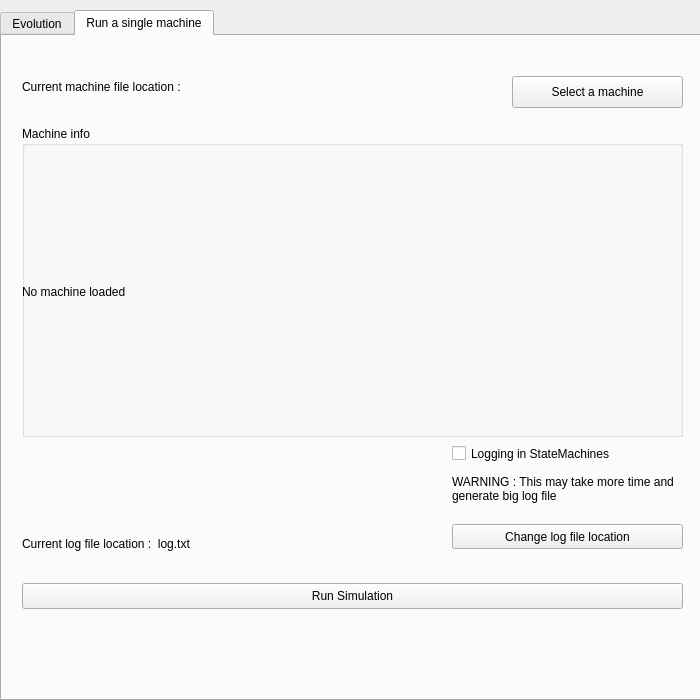
This is MegaMachineEvolution/GUI/parameterwindow.ui in IxSysTech/heigvd-pro-b-13 as Qt 5 draws it before an edit. The edited form follows.
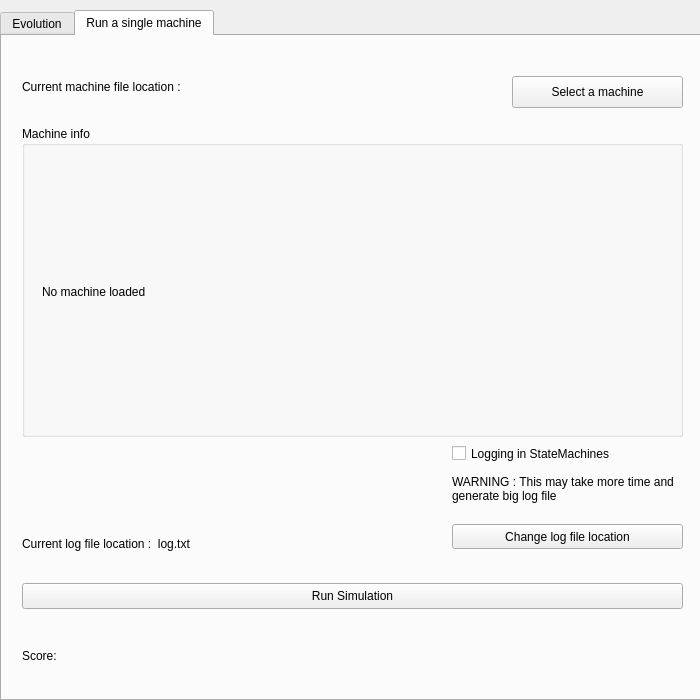
This is the edited form. The open tabs and pages were chosen to show the change.

Commit message: Score result on single machine run

```diff
--- a/MegaMachineEvolution/GUI/parameterwindow.ui
+++ b/MegaMachineEvolution/GUI/parameterwindow.ui
@@ -741,9 +741,9 @@
       <widget class="QLabel" name="lblStateImportInfo">
        <property name="geometry">
         <rect>
-         <x>0</x>
+         <x>20</x>
          <y>20</y>
-         <width>661</width>
+         <width>631</width>
          <height>291</height>
         </rect>
        </property>
@@ -752,6 +752,19 @@
        </property>
       </widget>
      </widget>
+     <widget class="QLabel" name="lblScore">
+      <property name="geometry">
+       <rect>
+        <x>20</x>
+        <y>610</y>
+        <width>131</width>
+        <height>20</height>
+       </rect>
+      </property>
+      <property name="text">
+       <string>Score: </string>
+      </property>
+     </widget>
     </widget>
    </widget>
   </widget>
```
Left out of the diff: 2 changed lines with no effect on the pictures. The commit also changes 3 other files.
